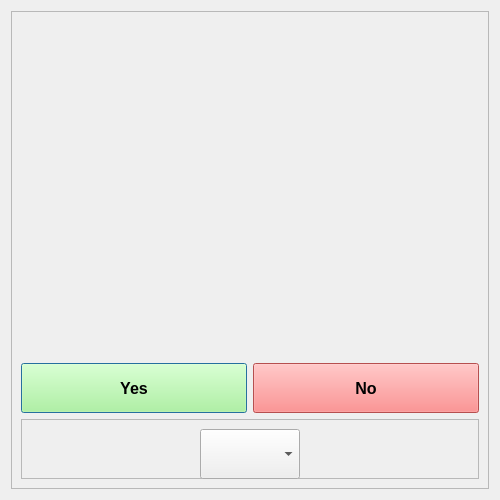
Old version of the form ui/Page/Validate.ui in the repository jashan7305/FruitVegetableClassifier.
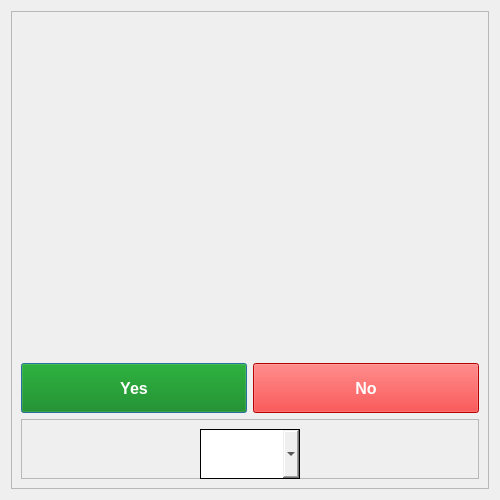
New version of the form.

Diff of the .ui file:
```diff
--- a/ui/Page/Validate.ui
+++ b/ui/Page/Validate.ui
@@ -74,7 +74,8 @@
          </font>
         </property>
         <property name="styleSheet">
-         <string notr="true">background-color: rgb(170, 255, 133);</string>
+         <string notr="true">background-color: green;
+color: white;</string>
         </property>
         <property name="text">
          <string>Yes</string>
@@ -97,7 +98,8 @@
          </font>
         </property>
         <property name="styleSheet">
-         <string notr="true">background-color: rgb(255, 111, 111);</string>
+         <string notr="true">background-color: red;
+color: white</string>
         </property>
         <property name="text">
          <string>No</string>
@@ -140,8 +142,13 @@
              <height>50</height>
             </size>
            </property>
+           <property name="font">
+            <font>
+             <pointsize>12</pointsize>
+            </font>
+           </property>
            <property name="styleSheet">
-            <string notr="true">border-color: rgb(0, 0, 0);</string>
+            <string notr="true">border: 1px solid black;</string>
            </property>
           </widget>
          </item>
```
Left out of the diff: 6 changed lines with no effect on the pictures.
